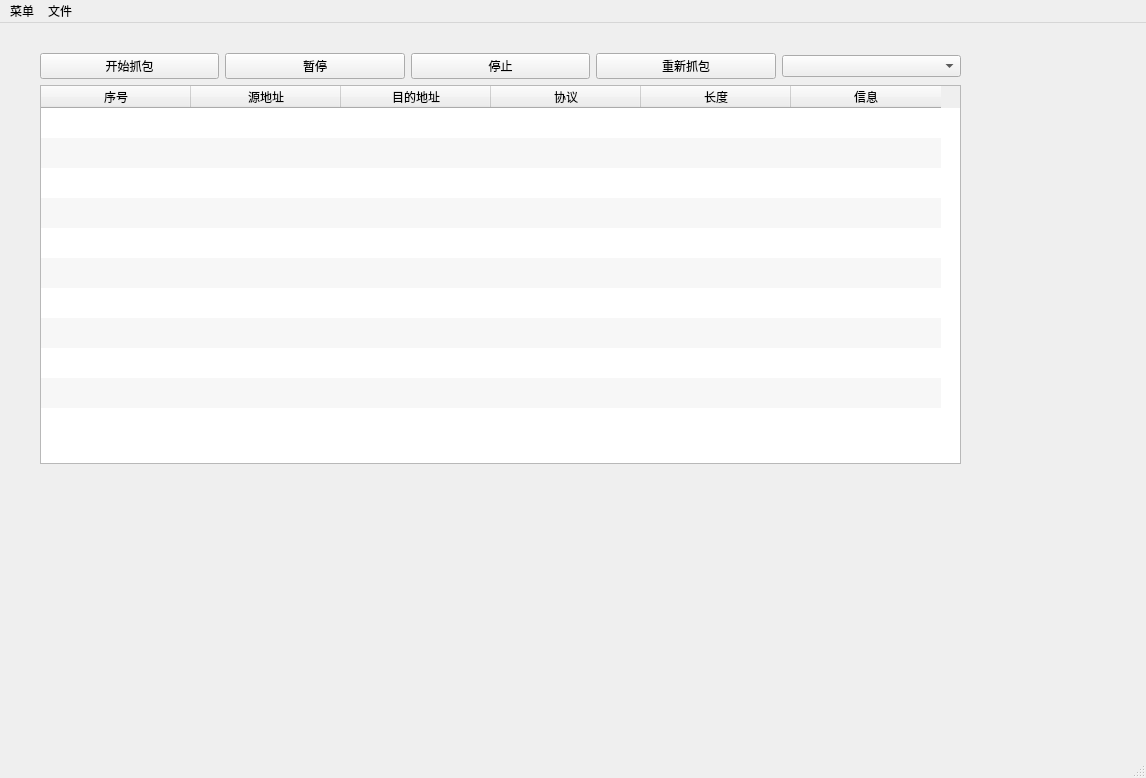
Before: the Qt Designer form MainWindow.ui in CryingCarp/Sniffer, drawn with Qt 5.
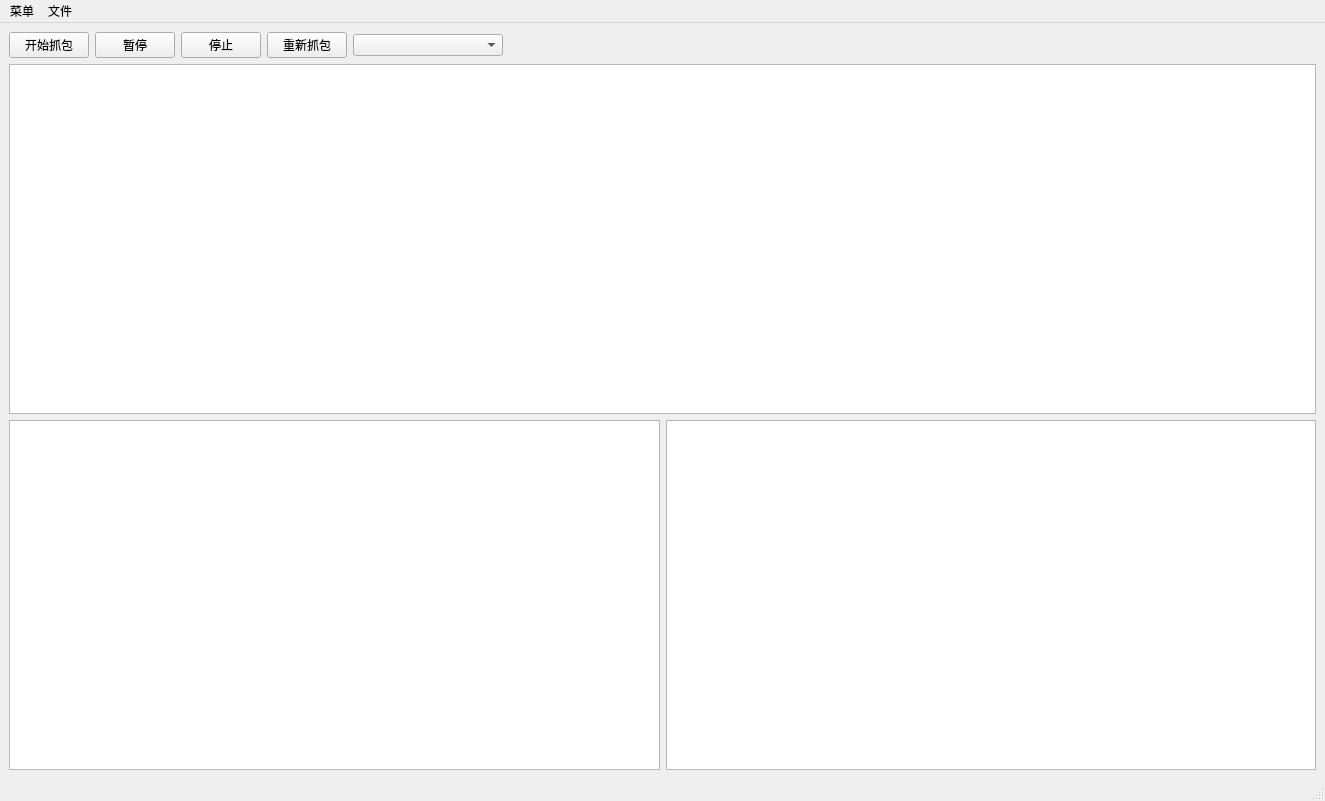
After: the same form once the commit is applied.

The edit to the form file:
```diff
--- a/MainWindow.ui
+++ b/MainWindow.ui
@@ -6,8 +6,8 @@
    <rect>
     <x>0</x>
     <y>0</y>
-    <width>1146</width>
-    <height>778</height>
+    <width>1325</width>
+    <height>801</height>
    </rect>
   </property>
   <property name="sizePolicy">
@@ -26,17 +26,10 @@
      <verstretch>0</verstretch>
     </sizepolicy>
    </property>
-   <widget class="QWidget" name="">
-    <property name="geometry">
-     <rect>
-      <x>40</x>
-      <y>30</y>
-      <width>921</width>
-      <height>411</height>
-     </rect>
-    </property>
-    <layout class="QVBoxLayout" name="verticalLayout">
+   <layout class="QHBoxLayout" name="horizontalLayout_2">
      <item>
+     <layout class="QGridLayout" name="gridLayout">
+      <item row="0" column="0" colspan="2">
       <layout class="QHBoxLayout" name="horizontalLayout">
        <item>
         <widget class="QPushButton" name="sniff_button">
@@ -91,103 +84,44 @@
          </property>
         </widget>
        </item>
-      </layout>
-     </item>
      <item>
-      <widget class="QTableWidget" name="tableWidget">
-       <property name="editTriggers">
-        <set>QAbstractItemView::NoEditTriggers</set>
-       </property>
-       <property name="alternatingRowColors">
-        <bool>true</bool>
-       </property>
-       <property name="showGrid">
-        <bool>false</bool>
-       </property>
-       <property name="gridStyle">
-        <enum>Qt::NoPen</enum>
-       </property>
+         <spacer name="horizontalSpacer">
+          <property name="orientation">
+           <enum>Qt::Horizontal</enum>
+          </property>
+          <property name="sizeHint" stdset="0">
+           <size>
+            <width>40</width>
+            <height>20</height>
+           </size>
+          </property>
+         </spacer>
+        </item>
+       </layout>
+      </item>
+      <item row="1" column="0" colspan="2">
+       <widget class="QTreeView" name="treeView">
        <property name="sortingEnabled">
         <bool>true</bool>
        </property>
-       <property name="rowCount">
-        <number>10</number>
-       </property>
-       <attribute name="horizontalHeaderVisible">
-        <bool>true</bool>
-       </attribute>
-       <attribute name="horizontalHeaderCascadingSectionResizes">
-        <bool>false</bool>
-       </attribute>
-       <attribute name="horizontalHeaderDefaultSectionSize">
-        <number>150</number>
-       </attribute>
-       <attribute name="horizontalHeaderHighlightSections">
-        <bool>true</bool>
-       </attribute>
-       <attribute name="horizontalHeaderShowSortIndicator" stdset="0">
-        <bool>true</bool>
-       </attribute>
-       <attribute name="verticalHeaderVisible">
-        <bool>false</bool>
-       </attribute>
-       <attribute name="verticalHeaderDefaultSectionSize">
-        <number>30</number>
-       </attribute>
-       <attribute name="verticalHeaderShowSortIndicator" stdset="0">
-        <bool>false</bool>
-       </attribute>
-       <row/>
-       <row/>
-       <row/>
-       <row/>
-       <row/>
-       <row/>
-       <row/>
-       <row/>
-       <row/>
-       <row/>
-       <column>
-        <property name="text">
-         <string>序号</string>
-        </property>
-       </column>
-       <column>
-        <property name="text">
-         <string>源地址</string>
-        </property>
-       </column>
-       <column>
-        <property name="text">
-         <string>目的地址</string>
-        </property>
-       </column>
-       <column>
-        <property name="text">
-         <string>协议</string>
-        </property>
-       </column>
-       <column>
-        <property name="text">
-         <string>长度</string>
-        </property>
-       </column>
-       <column>
-        <property name="text">
-         <string>信息</string>
-        </property>
-       </column>
-      </widget>
-     </item>
-    </layout>
-   </widget>
+       </widget>
+      </item>
+      <item row="2" column="0">
+       <widget class="QListView" name="listView"/>
+      </item>
+      <item row="2" column="1">
+       <widget class="QListView" name="listView_2"/>
+      </item>
+     </layout>
+    </item>
+   </layout>
   </widget>
   <widget class="QMenuBar" name="menubar">
    <property name="geometry">
     <rect>
      <x>0</x>
      <y>0</y>
-     <width>1146</width>
+     <width>1325</width>
      <height>22</height>
     </rect>
    </property>
```
Lines whose indentation alone changed are shown as unchanged.
